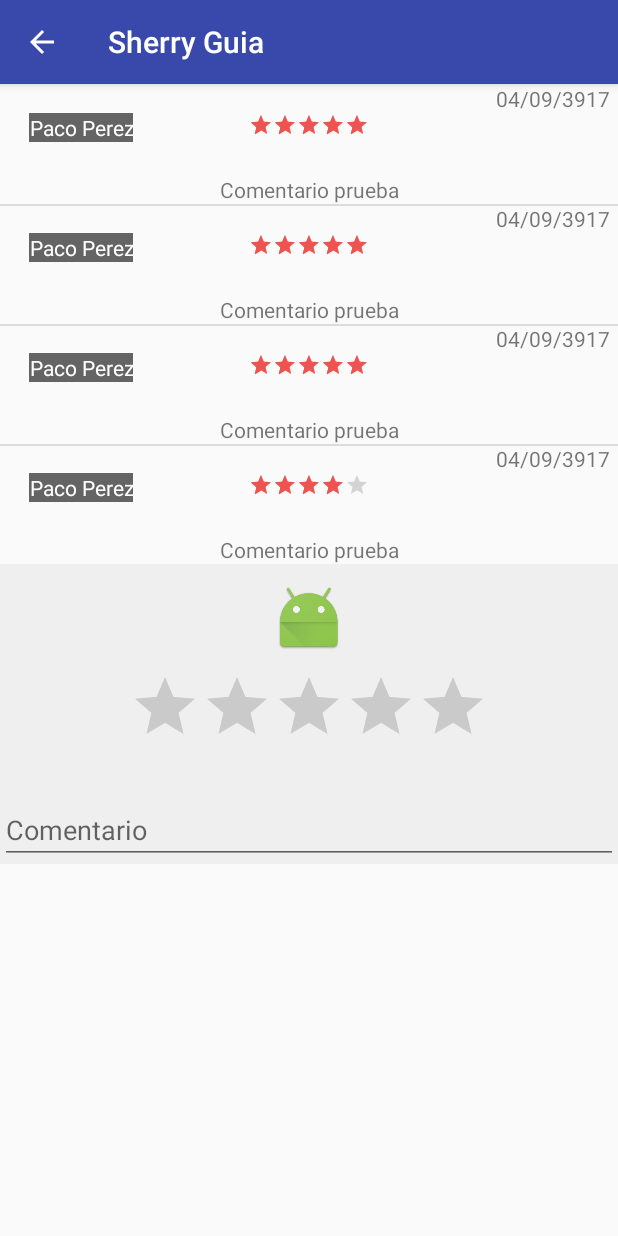
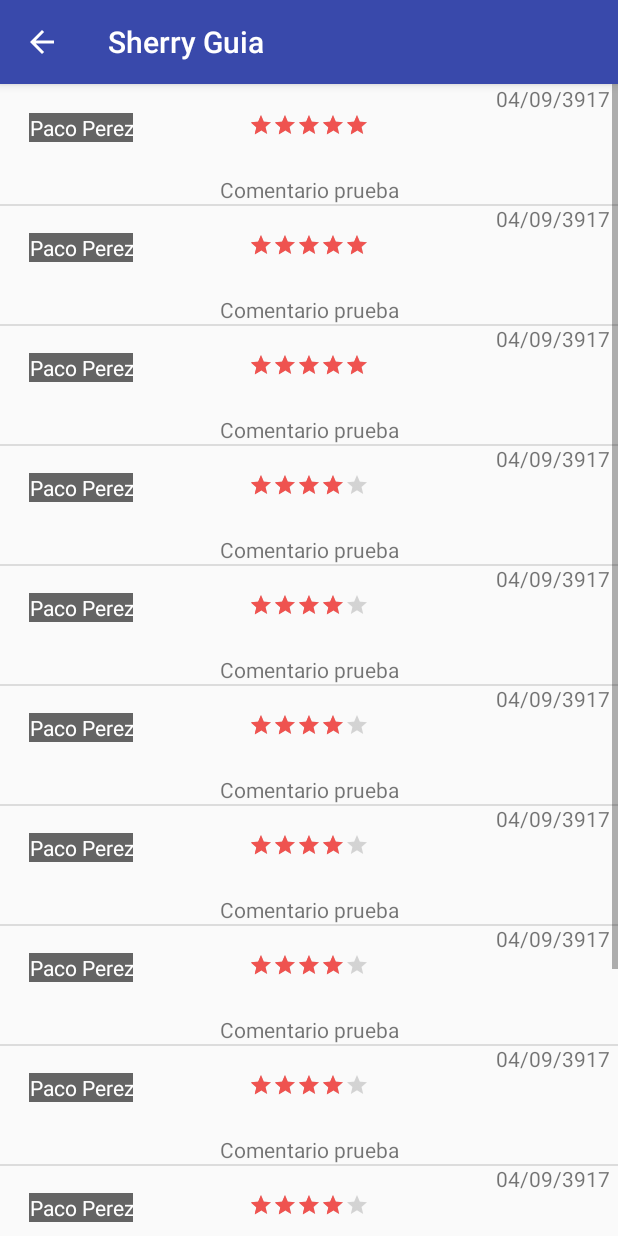
Before and after one commit to Pgl8/GuiaJerez, an Android app: the CommentsActivity screen opened directly, with no data from a screen before it, on a phone screen of 412 x 824 dp. Run offline under Robolectric (Android 15) with nearby library versions, the phone set to English and light mode, and no system bars; our stand-ins replace Picasso; libraries missing offline, so code that uses them is left out: jp.wasabeef.picasso; pictures from the network do not load; 1 statement that could not run was skipped.

Commit message:
Sprint Comentarios

```diff
--- a/app/src/main/java/com/pgl8/sherryguia/CommentsActivity.java
+++ b/app/src/main/java/com/pgl8/sherryguia/CommentsActivity.java
@@ -61,6 +61,17 @@ public class CommentsActivity extends AppCompatActivity {
 		comentarios.add(new Comentario("Paco Perez", "Comentario prueba", new SimpleDateFormat("dd/MM/yyyy", Locale.ITALY).format(new Date(2017, 8, 4)), 5));
 		comentarios.add(new Comentario("Paco Perez", "Comentario prueba", new SimpleDateFormat("dd/MM/yyyy", Locale.ITALY).format(new Date(2017, 8, 4)), 5));
 		comentarios.add(new Comentario("Paco Perez", "Comentario prueba", new SimpleDateFormat("dd/MM/yyyy", Locale.ITALY).format(new Date(2017, 8, 4)), 4));
+		comentarios.add(new Comentario("Paco Perez", "Comentario prueba", new SimpleDateFormat("dd/MM/yyyy", Locale.ITALY).format(new Date(2017, 8, 4)), 4));
+		comentarios.add(new Comentario("Paco Perez", "Comentario prueba", new SimpleDateFormat("dd/MM/yyyy", Locale.ITALY).format(new Date(2017, 8, 4)), 4));
+		comentarios.add(new Comentario("Paco Perez", "Comentario prueba", new SimpleDateFormat("dd/MM/yyyy", Locale.ITALY).format(new Date(2017, 8, 4)), 4));
+		comentarios.add(new Comentario("Paco Perez", "Comentario prueba", new SimpleDateFormat("dd/MM/yyyy", Locale.ITALY).format(new Date(2017, 8, 4)), 4));
+		comentarios.add(new Comentario("Paco Perez", "Comentario prueba", new SimpleDateFormat("dd/MM/yyyy", Locale.ITALY).format(new Date(2017, 8, 4)), 4));
+		comentarios.add(new Comentario("Paco Perez", "Comentario prueba", new SimpleDateFormat("dd/MM/yyyy", Locale.ITALY).format(new Date(2017, 8, 4)), 4));
+		comentarios.add(new Comentario("Paco Perez", "Comentario prueba", new SimpleDateFormat("dd/MM/yyyy", Locale.ITALY).format(new Date(2017, 8, 4)), 4));
+		comentarios.add(new Comentario("Paco Perez", "Comentario prueba", new SimpleDateFormat("dd/MM/yyyy", Locale.ITALY).format(new Date(2017, 8, 4)), 4));
+		comentarios.add(new Comentario("Paco Perez", "Comentario prueba", new SimpleDateFormat("dd/MM/yyyy", Locale.ITALY).format(new Date(2017, 8, 4)), 4));
+		comentarios.add(new Comentario("Paco Perez", "Comentario prueba", new SimpleDateFormat("dd/MM/yyyy", Locale.ITALY).format(new Date(2017, 8, 4)), 4));
+		comentarios.add(new Comentario("Paco Perez", "Comentario prueba", new SimpleDateFormat("dd/MM/yyyy", Locale.ITALY).format(new Date(2017, 8, 4)), 4));
 
 		if(comentarios.size() <= 0){
 
--- a/app/src/main/res/layout/activity_comments.xml
+++ b/app/src/main/res/layout/activity_comments.xml
@@ -1,4 +1,8 @@
 <?xml version="1.0" encoding="utf-8"?>
+<ScrollView android:layout_height="wrap_content"
+            xmlns:android="http://schemas.android.com/apk/res/android"
+            android:layout_width="match_parent">
+
 	<LinearLayout android:id="@+id/fragment_container"
 	              xmlns:android="http://schemas.android.com/apk/res/android"
 	              xmlns:app="http://schemas.android.com/apk/res-auto"
@@ -29,8 +33,6 @@
 				android:layout_width="match_parent"
 				android:layout_height="wrap_content"
 				android:layout_alignParentBottom="true"
-			android:layout_alignParentEnd="true"
-			android:layout_alignParentRight="true"
 				android:ems="10"
 				android:hint="Comentario"
 				android:inputType="textShortMessage"
@@ -47,3 +49,6 @@
 		</RelativeLayout>
 
 	</LinearLayout>
+
+
+</ScrollView>
```
Lines whose indentation alone changed are shown as unchanged.
